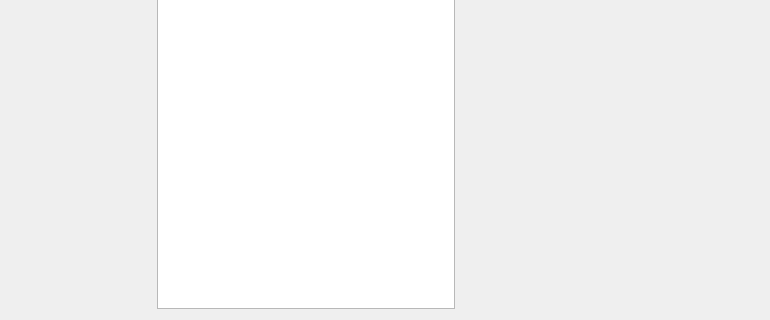
Qt form src/ui/main_widget.ui (rdev0002git/qt_test_app) before a commit; both pictures show x 0 to 770 and y 317 to 637 of the 770 by 637 pixel window.
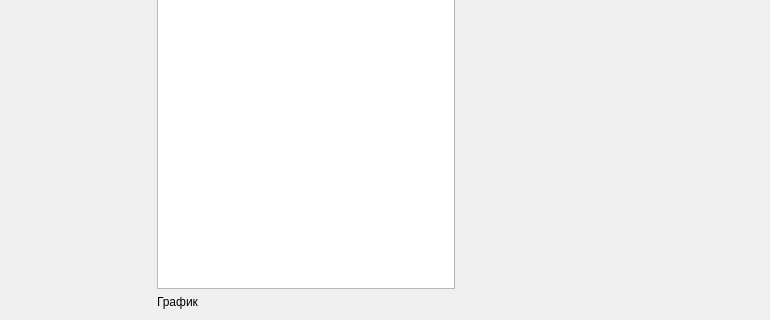
The same form after that commit.

What changed in the file:
```diff
--- a/src/ui/main_widget.ui
+++ b/src/ui/main_widget.ui
@@ -113,6 +113,13 @@
          <property name="sizeConstraint">
           <enum>QLayout::SetDefaultConstraint</enum>
          </property>
+         <item>
+          <widget class="QLabel" name="label">
+           <property name="text">
+            <string>График</string>
+           </property>
+          </widget>
+         </item>
         </layout>
        </item>
       </layout>
```
